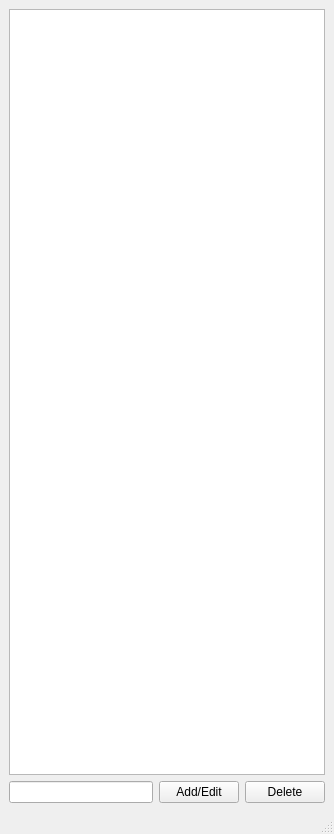
dgreisen/u2db, file u1todo/u1todo.ui: the form before one commit.
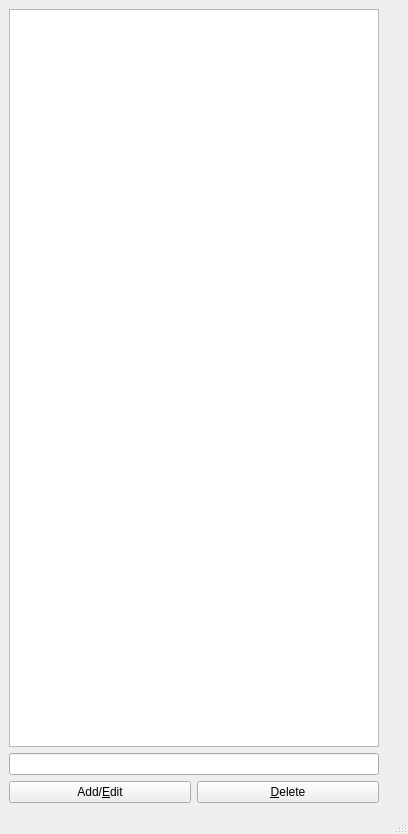
The form after the commit.

```diff
--- a/u1todo/u1todo.ui
+++ b/u1todo/u1todo.ui
@@ -6,7 +6,7 @@
    <rect>
     <x>0</x>
     <y>0</y>
-    <width>334</width>
+    <width>408</width>
     <height>834</height>
    </rect>
   </property>
@@ -14,28 +14,49 @@
    <string>MainWindow</string>
   </property>
   <widget class="QWidget" name="centralwidget">
+   <layout class="QHBoxLayout" name="horizontalLayout_2">
+    <item>
    <layout class="QVBoxLayout" name="verticalLayout">
     <item>
-     <widget class="QListWidget" name="list_widget"/>
+       <widget class="QListWidget" name="todo_list"/>
+      </item>
+      <item>
+       <widget class="QLineEdit" name="task_edit"/>
     </item>
     <item>
      <layout class="QHBoxLayout" name="horizontalLayout">
-      <item>
-       <widget class="QLineEdit" name="line_edit"/>
-      </item>
       <item>
        <widget class="QPushButton" name="edit_button">
         <property name="text">
-         <string>Add/Edit</string>
+           <string>Add/&amp;Edit</string>
         </property>
        </widget>
       </item>
       <item>
        <widget class="QPushButton" name="delete_button">
         <property name="text">
-         <string>Delete</string>
-        </property>
-       </widget>
+           <string>&amp;Delete</string>
+          </property>
+         </widget>
+        </item>
+       </layout>
+      </item>
+     </layout>
+    </item>
+    <item>
+     <layout class="QVBoxLayout" name="tag_buttons">
+      <item>
+       <spacer name="verticalSpacer">
+        <property name="orientation">
+         <enum>Qt::Vertical</enum>
+        </property>
+        <property name="sizeHint" stdset="0">
+         <size>
+          <width>20</width>
+          <height>40</height>
+         </size>
+        </property>
+       </spacer>
       </item>
      </layout>
     </item>
```
Left out of the diff: 8 changed lines with no effect on the pictures. Lines whose indentation alone changed are shown as unchanged.
